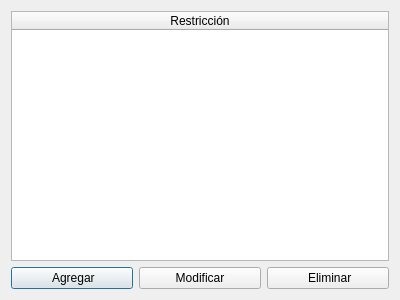
This is windows/RestriccionesDialog.ui in santichialvo/holidaysAdministrator as Qt 5 draws it before an edit. The edited form follows.
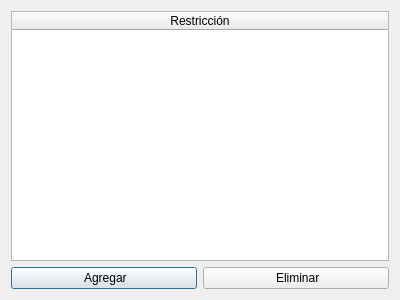
This is the edited form. Icons and pictures are not drawn.

Commit message: Restricciones, agregar y eliminar ahora funcionando

```diff
--- a/windows/RestriccionesDialog.ui
+++ b/windows/RestriccionesDialog.ui
@@ -46,17 +46,6 @@
        </property>
       </widget>
      </item>
-     <item>
-      <widget class="QPushButton" name="modificar_pushButton">
-       <property name="text">
-        <string>Modificar</string>
-       </property>
-       <property name="icon">
-        <iconset resource="../images/Resource_ha.qrc">
-         <normaloff>:/F1/fromHelyx/pencil16.png</normaloff>:/F1/fromHelyx/pencil16.png</iconset>
-       </property>
-      </widget>
-     </item>
      <item>
       <widget class="QPushButton" name="eliminar_pushButton">
        <property name="text">
```
Left out of the diff: 39 changed lines with no effect on the pictures. The commit also changes 5 other files.
